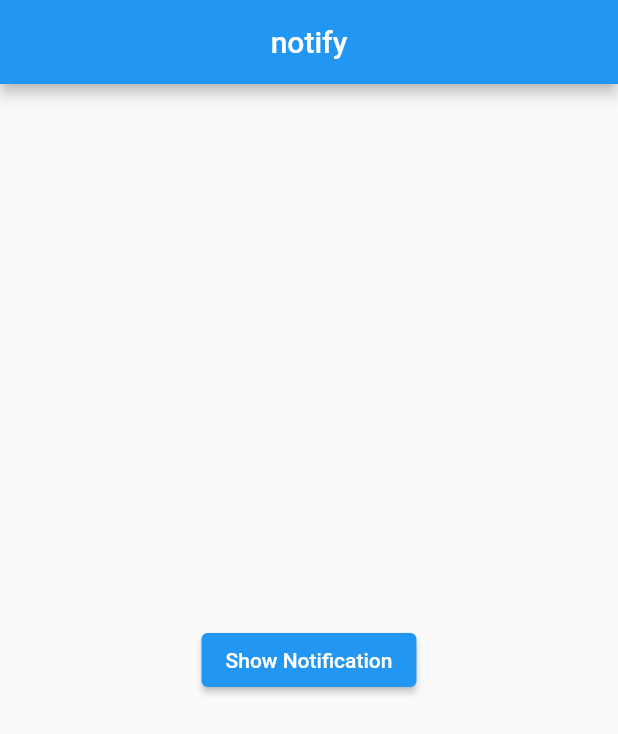
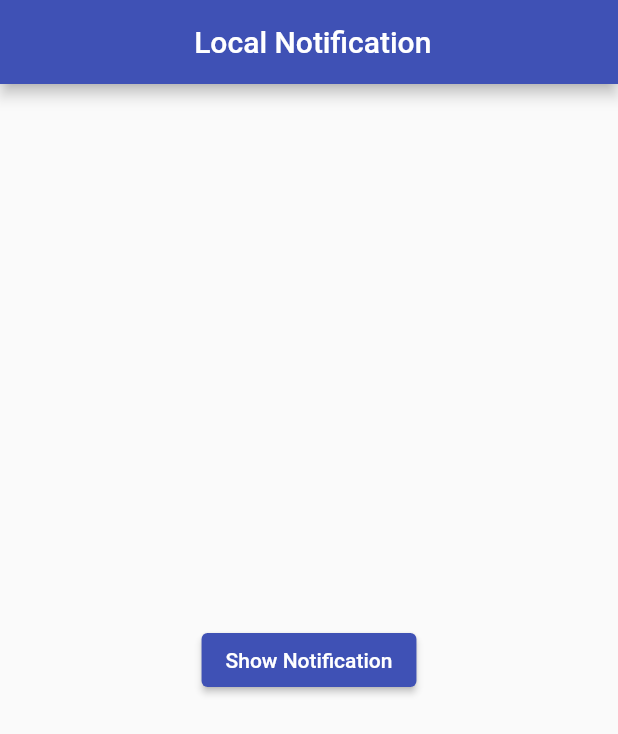
Before and after one commit to vedantmakwana17/Local-Notification, a Flutter app: the screen it shows after launch, after a tap on "Show Notification", on a phone screen of 412 x 824 dp. Shown: the top 734 px of the screen. Run offline on Flutter 3.47's test engine with Material 2 defaults, Android fonts, the phone set to English and light mode, and no system bars; our stand-ins replace flutter_local_notifications.

Commit message:
initial commit

```diff
--- a/lib/main.dart
+++ b/lib/main.dart
@@ -2,10 +2,13 @@ import 'package:flutter/material.dart';
 import 'package:flutter_local_notifications/flutter_local_notifications.dart';
 
 void main() {
-  runApp(MaterialApp(
-    title: 'Local Notifications Demo',
-    home: Notify(),
-  ));
+  runApp(
+    MaterialApp(
+      title: 'Local Notifications Demo',
+      home: Notify(),
+      debugShowCheckedModeBanner: false,
+    ),
+  );
 }
 
 class Notify extends StatefulWidget {
@@ -17,11 +20,11 @@ class Notify extends StatefulWidget {
 
 class _NotifyState extends State<Notify> {
   final FlutterLocalNotificationsPlugin flutterLocalNotificationsPlugin =
-  FlutterLocalNotificationsPlugin();
+      FlutterLocalNotificationsPlugin();
 
   Future<void> _showNotification() async {
     var initializationSettingsAndroid =
-    const AndroidInitializationSettings('@mipmap/ic_launcher');
+        const AndroidInitializationSettings('@mipmap/ic_launcher');
     var initializationSettingsIOS = const IOSInitializationSettings();
     var initializationSettings = InitializationSettings(
       android: initializationSettingsAndroid,
@@ -60,11 +63,13 @@ class _NotifyState extends State<Notify> {
   Widget build(BuildContext context) {
     return Scaffold(
       appBar: AppBar(
-        title: const Text("notify"),
+        backgroundColor: Colors.indigo,
+        title: const Text(" Local Notification"),
         centerTitle: true,
       ),
       body: Center(
         child: ElevatedButton(
+          style: ElevatedButton.styleFrom(backgroundColor: Colors.indigo),
           onPressed: () => _showNotification(),
           child: const Text('Show Notification'),
         ),
```
